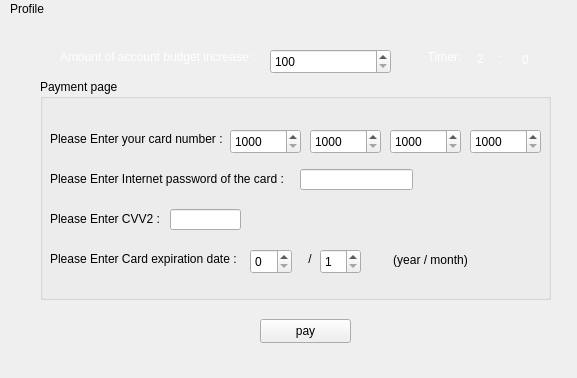
Qt form Login_And_Admin/increase_budget.ui (AP-projects-4001/esm-nadarim) before a commit.
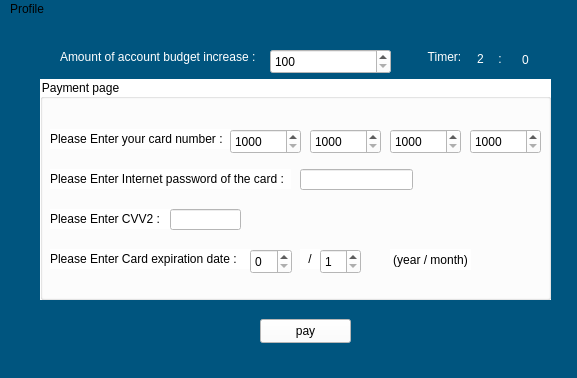
The same form after that commit.

What changed in the file:
```diff
--- a/Login_And_Admin/increase_budget.ui
+++ b/Login_And_Admin/increase_budget.ui
@@ -26,7 +26,8 @@
    <string>MainWindow</string>
   </property>
   <property name="styleSheet">
-   <string notr="true">border-color: rgb(82, 241, 255);
+   <string notr="true">background-color: rgb(0, 85, 127);
+
 </string>
   </property>
   <widget class="QWidget" name="centralwidget">
@@ -39,6 +40,9 @@
       <height>221</height>
      </rect>
     </property>
+    <property name="styleSheet">
+     <string notr="true">background-color: rgb(255, 255, 255);</string>
+    </property>
     <property name="title">
      <string>Payment page</string>
     </property>
@@ -370,6 +374,9 @@
       <height>24</height>
      </rect>
     </property>
+    <property name="styleSheet">
+     <string notr="true">background-color: rgb(255, 255, 255);</string>
+    </property>
     <property name="text">
      <string>pay</string>
     </property>
@@ -383,6 +390,9 @@
       <height>25</height>
      </rect>
     </property>
+    <property name="styleSheet">
+     <string notr="true">background-color: rgb(255, 255, 255);</string>
+    </property>
     <property name="minimum">
      <number>100</number>
     </property>
```
